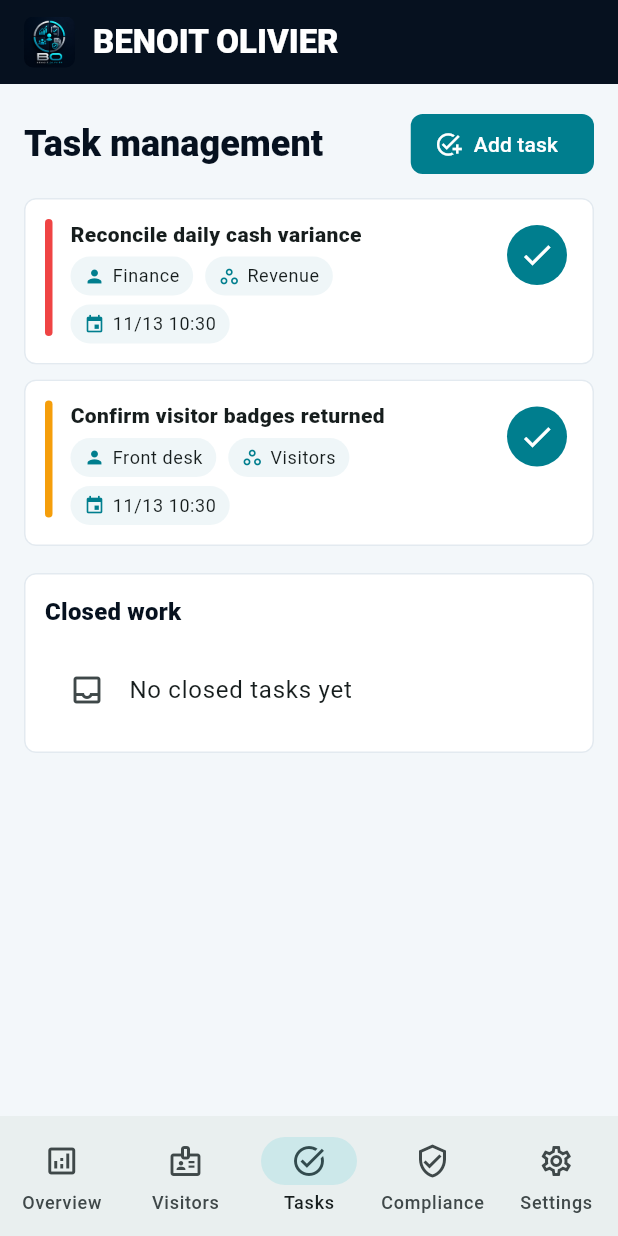
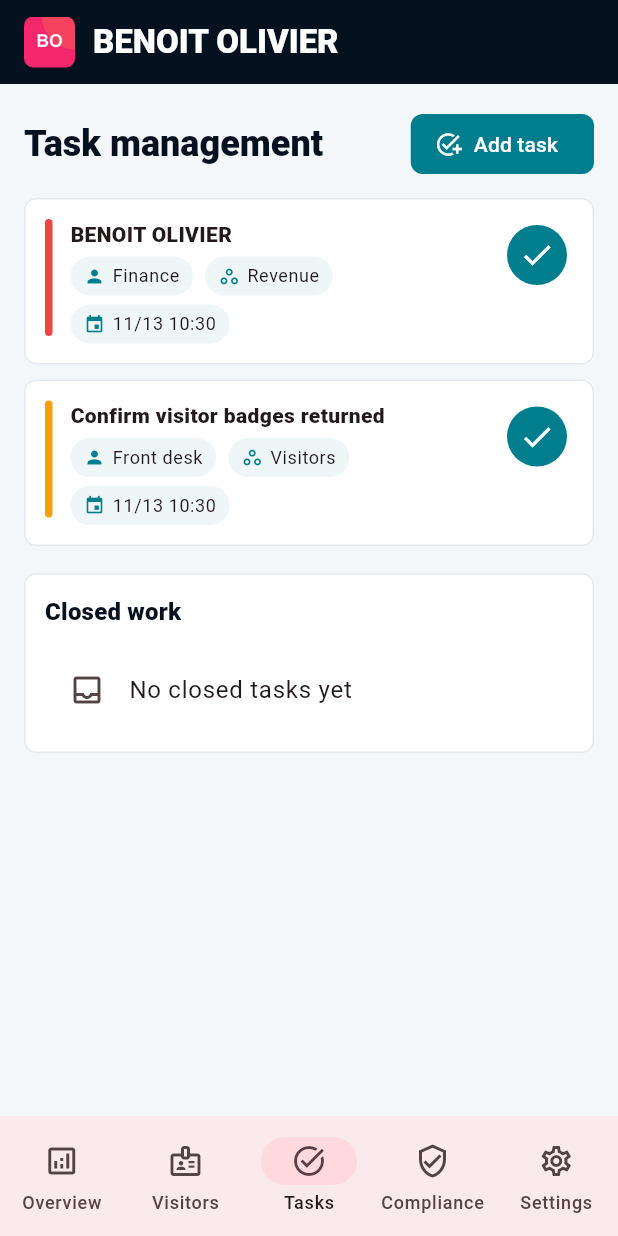
Before and after one commit to EOOrga/68d9d10a1299230338dbbdc7, a Flutter app: the screen it shows after launch, item 3 of the bottom bar chosen, on a phone screen of 412 x 824 dp. Run offline on Flutter 3.47's test engine with Material 3 defaults, Android fonts, the phone set to English and light mode, and no system bars; our stand-ins replace shared_preferences.

Commit message:
Create Flutter variant com.nakeel.benoitolivier

```diff
--- a/lib/main.dart
+++ b/lib/main.dart
@@ -6,7 +6,7 @@ import 'package:shared_preferences/shared_preferences.dart';
 
 const _brandName = 'BENOIT OLIVIER';
 const _primaryNavy = Color(0xFF06111F);
-const _electricCyan = Color(0xFF04D9E8);
+const _electricCyan = Color(0xFFF5276C);
 const _success = Color(0xFF2DD4BF);
 const _warning = Color(0xFFF59E0B);
 const _danger = Color(0xFFEF4444);
@@ -459,7 +459,7 @@ class OperationsState extends ChangeNotifier {
     tasks = [
       OpsTask(
         id: 't1',
-        title: 'Reconcile daily cash variance',
+        title: 'BENOIT OLIVIER',
         owner: 'Finance',
         area: 'Revenue',
         dueDate: now.add(const Duration(days: 1)),
--- a/pubspec.yaml
+++ b/pubspec.yaml
@@ -1,4 +1,4 @@
-name: benoit_olivier
+name: benoitolivier
 description: Local operations workspace for BENOIT OLIVIER.
 publish_to: 'none'
 version: 1.0.0+1
@@ -21,6 +21,8 @@ flutter_launcher_icons:
   android: true
   ios: false
   image_path: "docs/icon.png"
+  adaptive_icon_foreground: docs/icon.png
+  adaptive_icon_background: "#F5B027"
   min_sdk_android: 23
 
 flutter:
```
Also changed, not shown: docs/icon.png, 11 other files.
